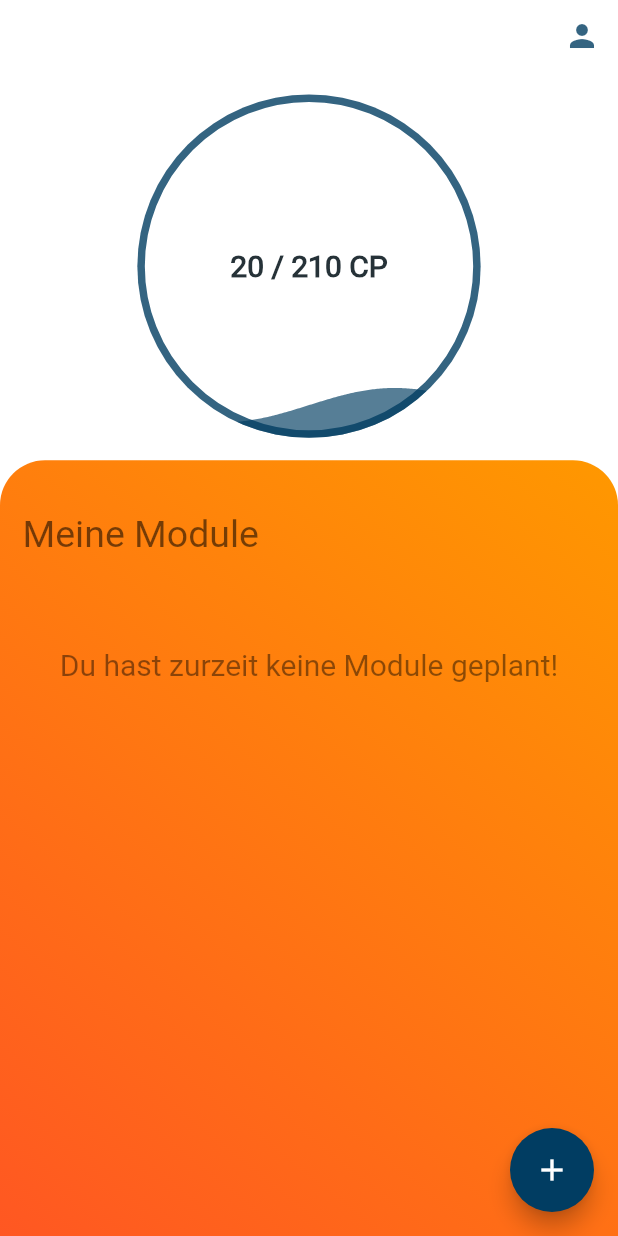
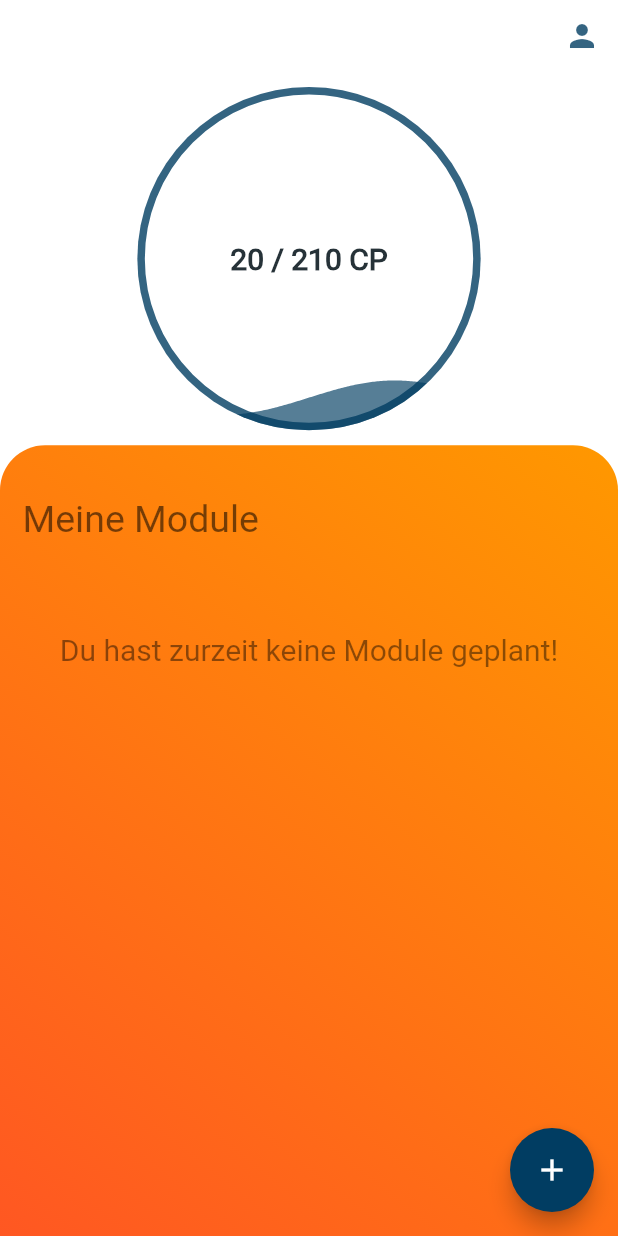
Before and after one commit to AlfredTachi/MyStudyBuddy2020, a Flutter app: the Dashboard screen opened by its route, on a phone screen of 412 x 824 dp. Run offline on Flutter 3.47's test engine with Material 2 defaults, Android fonts, the phone set to English and light mode, and no system bars; our stand-ins replace get, liquid_progress_indicator, percent_indicator, photo_view, shared_preferences, smooth_star_rating and 2 more; missing offline and left inert: flutter_custom_dialog; accounts and stored records are empty.

Commit message:
changed edgeinset

```diff
--- a/lib/dashboard/dashboard.dart
+++ b/lib/dashboard/dashboard.dart
@@ -2,9 +2,7 @@ import 'package:MyStudyBuddy2/local_database/local_database.dart';
 import 'package:MyStudyBuddy2/singleton/profile_controller.dart';
 import 'package:flutter/material.dart';
 import 'package:liquid_progress_indicator/liquid_progress_indicator.dart';
-
 import '../local_database/local_database.dart';
-import '../singleton/module_controller.dart';
 
 class Dashboard extends StatefulWidget {
   @override
@@ -41,22 +39,20 @@ class DashboardState extends State<Dashboard> {
                 )),
             Container(
               child: Padding(
-                  padding: const EdgeInsets.all(15.0),
+                padding: const EdgeInsets.all(10.0),
                 child: SizedBox(
                   height: spacing,
                   width: spacing,
                   child: LiquidCircularProgressIndicator(
                     value: ProfileController().getEarnedCP() /
-                          ProfileController().getMaxCP(), // Defaults to 0.5.
+                        ProfileController().getMaxCP(),
                     valueColor: AlwaysStoppedAnimation(
                       Color(0xAA013D62),
-                      ), // Defaults to the current Theme's accentColor.
-                      backgroundColor: Colors
-                          .white, // Defaults to the current Theme's backgroundColor.
+                    ),
+                    backgroundColor: Colors.white,
                     borderColor: Color(0xCC013D62),
                     borderWidth: 5.0,
-                      direction: Axis
-                          .vertical, // The direction the liquid moves (Axis.vertical = bottom to top, Axis.horizontal = left to right). Defaults to Axis.vertical.
+                    direction: Axis.vertical,
                     center: Text(
                       ProfileController().getProgressText(),
                       style: TextStyle(
```
Lines whose indentation alone changed are shown as unchanged.
